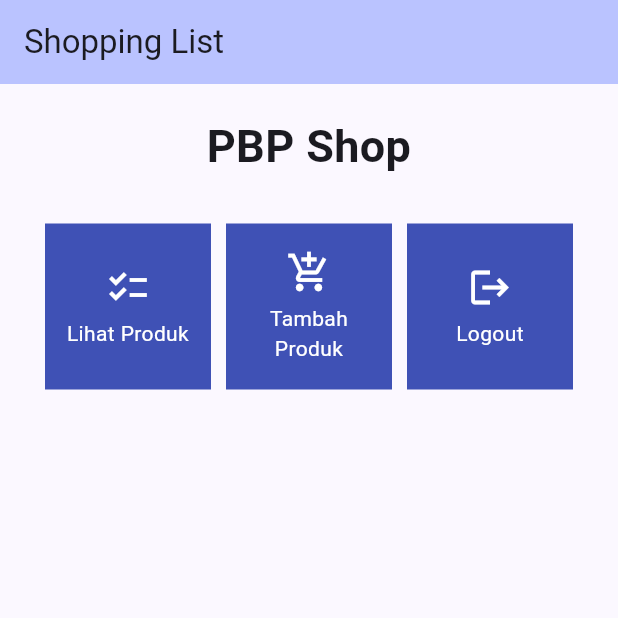
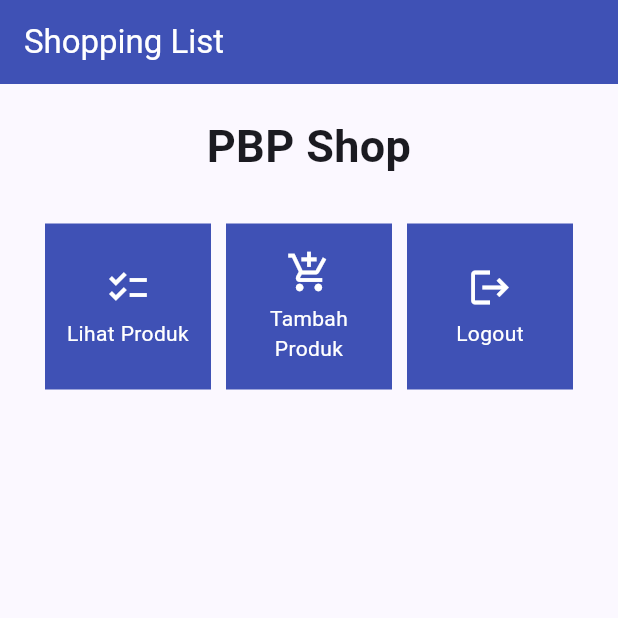
Before and after one commit to Abbilville/shopping-list-mobile, a Flutter app: the screen it shows after launch, on a phone screen of 412 x 824 dp, the top half of it. Run offline on Flutter 3.47's test engine with Material 2 defaults, Android fonts, the phone set to English and light mode, and no system bars.

Commit message:
Shopping List Mobile

```diff
--- a/lib/menu.dart
+++ b/lib/menu.dart
@@ -20,9 +20,10 @@ class MyHomePage extends StatelessWidget {
   Widget build(BuildContext context) {
     return Scaffold(
       appBar: AppBar(
-        backgroundColor: Theme.of(context).colorScheme.inversePrimary,
+        backgroundColor: Colors.indigo,
         title: const Text(
           'Shopping List',
+          style: TextStyle(color: Colors.white),
         ),
       ),
       body: SingleChildScrollView(
```
